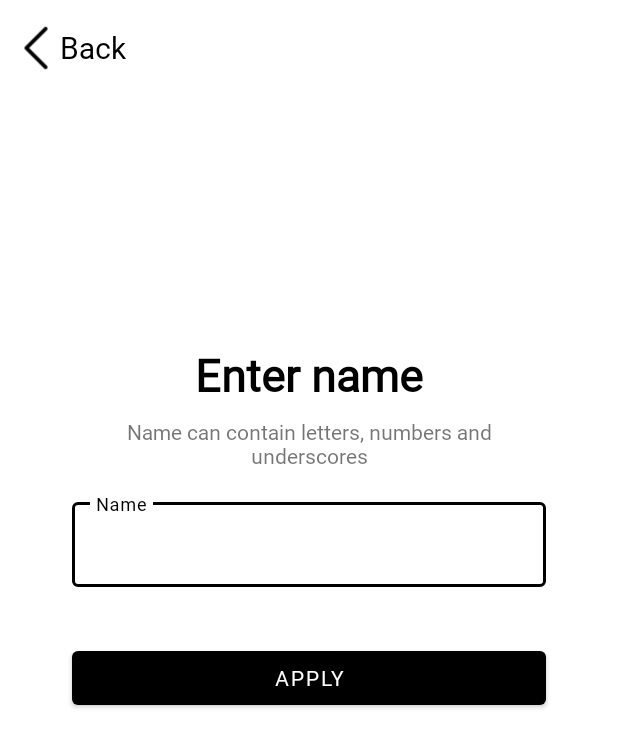
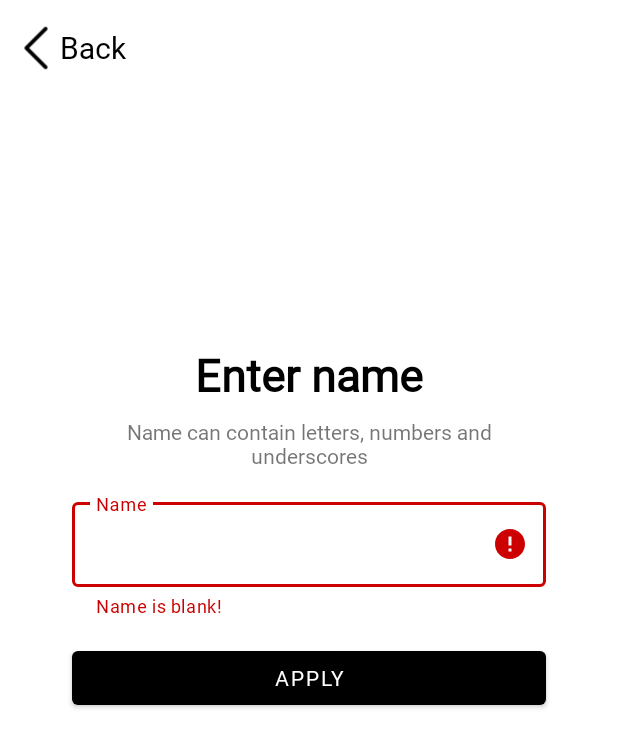
Before and after one commit to pavel-ryzhov/sea_battle, an Android app: the screen it shows after launch (MainActivity), after a tap on "APPLY", on a phone screen of 412 x 824 dp. Shown: the top 748 px of the screen. Run offline under Robolectric (Android 15) with nearby library versions, the light colour scheme and no system bars; our stand-ins replace Dagger/Hilt's generated code; Roboto replaces fonts that are not available here.

Commit message:
commit 9

```diff
--- a/app/src/main/java/com/example/sea_battle/presentation/auth/AuthFragment.kt
+++ b/app/src/main/java/com/example/sea_battle/presentation/auth/AuthFragment.kt
@@ -4,13 +4,15 @@ import android.os.Bundle
 import android.view.LayoutInflater
 import android.view.View
 import android.view.ViewGroup
-import android.widget.Toast
+import android.view.animation.AnimationUtils
+import androidx.core.widget.addTextChangedListener
 import androidx.fragment.app.Fragment
 import androidx.fragment.app.viewModels
 import com.example.sea_battle.MainActivity
+import com.example.sea_battle.R
 import com.example.sea_battle.databinding.FragmentAuthBinding
+import com.example.sea_battle.navigation.Navigator
 import com.example.sea_battle.presentation.general.GeneralFragment
-import com.example.sea_battle.navigation.Navigator
 import dagger.hilt.android.AndroidEntryPoint
 import javax.inject.Inject
 
@@ -20,7 +22,6 @@ class AuthFragment : Fragment(){
     private lateinit var binding: FragmentAuthBinding
     @Inject
     lateinit var navigator: Navigator
-    private var executeLiveData: Boolean = true
     override fun onCreateView(
         inflater: LayoutInflater,
         container: ViewGroup?,
@@ -41,28 +42,31 @@ class AuthFragment : Fragment(){
 
     override fun onViewCreated(view: View, savedInstanceState: Bundle?) {
         binding.buttonNext.setOnClickListener {
-            executeLiveData = true
-            viewModel.checkName(binding.editTextName.text.toString())
+            val name = binding.editTextName.text.toString()
+            val checkNameResult = viewModel.checkName(requireContext(), name)
+            if (checkNameResult == null){
+                navigator.openFragment(GeneralFragment(), Bundle().apply { putString("name", name) })
+            }else{
+                binding.textInputLayoutName.apply {
+                    error = checkNameResult
+                    startAnimation(AnimationUtils.loadAnimation(requireContext(), R.anim.error))
+                }
+            }
         }
         binding.relativeLayoutBack.setOnClickListener {
             requireActivity().onBackPressed()
         }
-        subscribeOnLiveData()
-    }
-    private fun subscribeOnLiveData(){
-        viewModel.apply {
-            nameIsCorrectLiveData.observe(viewLifecycleOwner){
-                if (executeLiveData) {
-                    navigator.openFragment(GeneralFragment(), Bundle().apply { putString("name", it) })
-                    executeLiveData = false
-                }
-            }
-            nameIsWrongLiveData.observe(viewLifecycleOwner){
-                if (executeLiveData) {
-                    Toast.makeText(requireContext(), it, Toast.LENGTH_LONG).show()
-                    executeLiveData = false
-                }
+        binding.editTextName.addTextChangedListener {
+            val name = binding.editTextName.text.toString()
+            val checkNameResult = viewModel.checkNameWithoutSaving(requireContext(), name)
+            if (checkNameResult == null){
+                binding.textInputLayoutName.error = null
             }
         }
     }
+
+    override fun onResume() {
+        (requireActivity() as MainActivity).hideSystemUI()
+        super.onResume()
+    }
 }
```
Also changed, not shown: app/build.gradle (+0 -10 lines), app/src/main/ic_launcher-playstore.png, app/src/main/res/mipmap-hdpi/ic_launcher.png, app/src/main/res/mipmap-hdpi/ic_launcher_foreground.png, app/src/main/res/mipmap-hdpi/ic_launcher_round.png, app/src/main/res/mipmap-mdpi/ic_launcher.png, app/src/main/res/mipmap-mdpi/ic_launcher_foreground.png, app/src/main/res/mipmap-mdpi/ic_launcher_round.png, app/src/main/res/mipmap-xhdpi/ic_launcher.png, app/src/main/res/mipmap-xhdpi/ic_launcher_foreground.png, app/src/main/res/mipmap-xhdpi/ic_launcher_round.png, app/src/main/res/mipmap-xxhdpi/ic_launcher.png, app/src/main/res/mipmap-xxhdpi/ic_launcher_foreground.png, app/src/main/res/mipmap-xxhdpi/ic_launcher_round.png, 3 more files.
